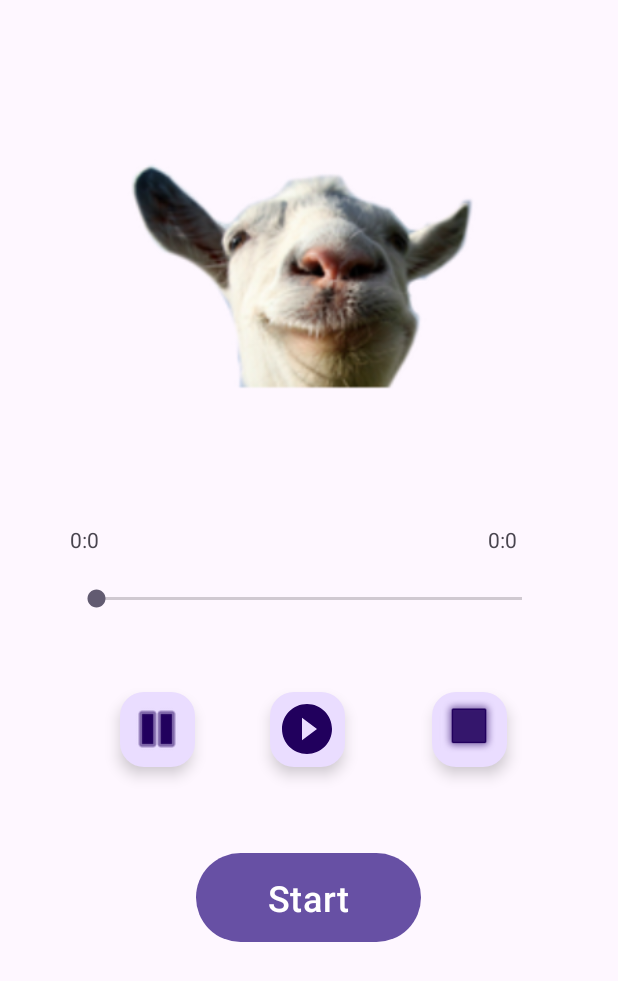
After one commit to dineshkumars29/BMI_Kotlin, an Android app: the MainActivity2 screen opened directly, with no data from a screen before it, on a phone screen of 412 x 824 dp. The commit adds this screen. Shown: the top 981 px of the screen. Run offline under Robolectric (Android 15) with nearby library versions, the phone set to English and light mode, and no system bars.

Commit message:
Entry level audio player is added

```diff
--- a/app/src/main/AndroidManifest.xml
+++ b/app/src/main/AndroidManifest.xml
@@ -1,6 +1,7 @@
 <?xml version="1.0" encoding="utf-8"?>
 <manifest xmlns:android="http://schemas.android.com/apk/res/android"
     xmlns:tools="http://schemas.android.com/tools">
+
     <application
         android:allowBackup="true"
         android:dataExtractionRules="@xml/data_extraction_rules"
@@ -11,6 +12,9 @@
         android:supportsRtl="true"
         android:theme="@style/Theme.Bmi"
         tools:targetApi="31">
+        <activity
+            android:name=".MainActivity2"
+            android:exported="false" />
         <activity
             android:name=".MainActivity"
             android:exported="true">
--- a/app/src/main/java/com/example/bmi/MainActivity.kt
+++ b/app/src/main/java/com/example/bmi/MainActivity.kt
@@ -1,6 +1,7 @@
 package com.example.bmi
 
 import android.content.Context
+import android.content.Intent
 import android.os.Bundle
 import android.util.Log
 import android.widget.Button
@@ -31,6 +32,8 @@ class MainActivity : AppCompatActivity() {
         val heightText = findViewById<EditText>(R.id.heighteditTextNumber)
         val buttonFunction = findViewById<Button>(R.id.buttonfunc)
 
+        val nextPage = findViewById<Button>(R.id.gomain2)
+
 
         Log.i("mytag", "outside func")
 //        val totalText = findViewById<TextView>(R.id.outputtextview) //not working this format
@@ -47,6 +50,11 @@ class MainActivity : AppCompatActivity() {
             } else{
                 makeText(this@MainActivity,"Please Enter Your details correctly", LENGTH_SHORT).show()
             }
+        }
+
+        nextPage.setOnClickListener {
+            var intent = Intent(this,MainActivity2::class.java)
+            startActivity(intent)
         }
     }
 
@@ -76,7 +84,7 @@ class MainActivity : AppCompatActivity() {
             bmi <18.50 -> {
                 result = "UnderWeight"
                 color = R.color.ContentTextOrangeColor
-                }
+            }
             bmi in 18.50..24.50 -> { result = "normal"
                 color = R.color.ContentTextGreenColor}
             bmi in 24.5..29.9 -> { result = "Overweight"
--- /dev/null
+++ b/app/src/main/java/com/example/bmi/MainActivity2.kt
@@ -0,0 +1,100 @@
+package com.example.bmi
+
+import android.media.MediaPlayer
+import android.os.Bundle
+import android.os.Handler
+import android.os.Looper
+import android.widget.Button
+import android.widget.SeekBar
+import android.widget.TextView
+import androidx.activity.enableEdgeToEdge
+import androidx.appcompat.app.AppCompatActivity
+import androidx.core.view.ViewCompat
+import androidx.core.view.WindowInsetsCompat
+import com.google.android.material.floatingactionbutton.FloatingActionButton
+
+class MainActivity2 : AppCompatActivity() {
+
+// later assign value
+//    private lateinit var mediaPlayer: MediaPlayer
+    private var mediaPlayer: MediaPlayer? = null
+    private lateinit var seekBar: SeekBar
+    private lateinit var runnable: Runnable
+    private lateinit var handler: Handler
+    override fun onCreate(savedInstanceState: Bundle?) {
+        super.onCreate(savedInstanceState)
+        enableEdgeToEdge()
+        setContentView(R.layout.activity_main2)
+
+        ViewCompat.setOnApplyWindowInsetsListener(findViewById(R.id.main)) { v, insets ->
+            val systemBars = insets.getInsets(WindowInsetsCompat.Type.systemBars())
+            v.setPadding(systemBars.left, systemBars.top, systemBars.right, systemBars.bottom)
+            insets
+        }
+//        mediaPlayer = MediaPlayer.create(this,R.raw.goat_baa)
+        val startSoundButton = findViewById<Button>(R.id.startSoundButton)
+        val floatingButtonPlay = findViewById<FloatingActionButton>(R.id.fab_play)
+        val floatingButtonPause = findViewById<FloatingActionButton>(R.id.fab_pause)
+        val floatingButtonStop = findViewById<FloatingActionButton>(R.id.fab_stop)
+
+        seekBar = findViewById<SeekBar>(R.id.seekBar)
+        handler = Handler(Looper.getMainLooper())
+
+        startSoundButton.setOnClickListener {
+            if(mediaPlayer == null){
+                mediaPlayer = MediaPlayer.create(this,R.raw.alex_goat)
+            }
+            mediaPlayer?.start()
+        }
+
+        floatingButtonPlay.setOnClickListener{
+            if(mediaPlayer == null){
+                mediaPlayer = MediaPlayer.create(this,R.raw.alex_goat)
+                seekBarInit()
+            }
+            mediaPlayer?.start()
+        }
+        floatingButtonPause.setOnClickListener{
+            mediaPlayer?.pause()
+        }
+        floatingButtonStop.setOnClickListener{
+            mediaPlayer?.stop()
+            mediaPlayer?.reset()
+            mediaPlayer?.release()
+            mediaPlayer = null
+            handler.removeCallbacks(runnable)
+            seekBar.progress = 0
+        }
+    }
+
+    private fun seekBarInit() {
+        seekBar.setOnSeekBarChangeListener(object : SeekBar.OnSeekBarChangeListener {
+            override fun onProgressChanged(seekBar: SeekBar?, progress: Int, fromUser: Boolean) {
+                if(fromUser) mediaPlayer?.seekTo(progress)
+
+            }
+
+            override fun onStartTrackingTouch(seekBar: SeekBar?) {
+
+            }
+
+            override fun onStopTrackingTouch(seekBar: SeekBar?) {
+
+            }
+
+        })
+        seekBar.max = mediaPlayer!!.duration
+        var tvPlayed = findViewById<TextView>(R.id.tvplayed)
+        var tvDue = findViewById<TextView>(R.id.tvdue)
+        runnable = Runnable {
+            seekBar.progress = mediaPlayer!!.currentPosition
+            val playedTime = mediaPlayer!!.currentPosition/1000
+            val durationTime = mediaPlayer!!.duration/1000
+            tvPlayed.text = "$playedTime Sec"
+            val due = durationTime - playedTime
+            tvDue.text = "$due Sec"
+            handler.postDelayed(runnable,1000)
+        }
+        handler.postDelayed(runnable,1000)
+    }
+}
--- /dev/null
+++ b/app/src/main/res/drawable/play.xml
@@ -0,0 +1,5 @@
+<vector xmlns:android="http://schemas.android.com/apk/res/android" android:height="24dp" android:tint="#000000" android:viewportHeight="24" android:viewportWidth="24" android:width="24dp">
+
+    <path android:fillColor="@android:color/white" android:pathData="M12,2C6.48,2 2,6.48 2,12s4.48,10 10,10 10,-4.48 10,-10S17.52,2 12,2zM10,16.5v-9l6,4.5 -6,4.5z"/>
+
+</vector>
--- a/app/src/main/res/layout/activity_main.xml
+++ b/app/src/main/res/layout/activity_main.xml
@@ -150,9 +150,10 @@
         android:textSize="22sp"
         app:layout_constraintBottom_toBottomOf="parent"
         app:layout_constraintEnd_toEndOf="parent"
+        app:layout_constraintHorizontal_bias="0.093"
         app:layout_constraintStart_toStartOf="parent"
         app:layout_constraintTop_toTopOf="parent"
-        app:layout_constraintVertical_bias="0.723" />
+        app:layout_constraintVertical_bias="0.726" />
 
     <androidx.cardview.widget.CardView
         android:id="@+id/outputcard"
@@ -200,4 +201,17 @@
                 android:textStyle="bold" />
         </LinearLayout>
     </androidx.cardview.widget.CardView>
+
+    <Button
+        android:id="@+id/gomain2"
+        android:layout_width="105dp"
+        android:layout_height="70dp"
+        android:text="Next"
+        android:textSize="20sp"
+        app:layout_constraintBottom_toBottomOf="parent"
+        app:layout_constraintEnd_toEndOf="parent"
+        app:layout_constraintHorizontal_bias="0.947"
+        app:layout_constraintStart_toStartOf="parent"
+        app:layout_constraintTop_toTopOf="parent"
+        app:layout_constraintVertical_bias="0.723" />
 </androidx.constraintlayout.widget.ConstraintLayout>
--- /dev/null
+++ b/app/src/main/res/layout/activity_main2.xml
@@ -0,0 +1,115 @@
+<?xml version="1.0" encoding="utf-8"?>
+<androidx.constraintlayout.widget.ConstraintLayout xmlns:android="http://schemas.android.com/apk/res/android"
+    xmlns:app="http://schemas.android.com/apk/res-auto"
+    xmlns:tools="http://schemas.android.com/tools"
+    android:id="@+id/main"
+    android:layout_width="match_parent"
+    android:layout_height="match_parent"
+    tools:context=".MainActivity2">
+
+    <ImageView
+        android:id="@+id/imageView"
+        android:layout_width="312dp"
+        android:layout_height="276dp"
+        app:layout_constraintBottom_toBottomOf="parent"
+        app:layout_constraintEnd_toEndOf="parent"
+        app:layout_constraintHorizontal_bias="0.494"
+        app:layout_constraintStart_toStartOf="parent"
+        app:layout_constraintTop_toTopOf="parent"
+        app:layout_constraintVertical_bias="0.061"
+        app:srcCompat="@drawable/goat" />
+
+    <com.google.android.material.floatingactionbutton.FloatingActionButton
+        android:id="@+id/fab_play"
+        android:layout_width="wrap_content"
+        android:layout_height="wrap_content"
+        android:clickable="true"
+        app:fabCustomSize="50dp"
+        app:layout_constraintBottom_toBottomOf="parent"
+        app:layout_constraintEnd_toEndOf="parent"
+        app:layout_constraintHorizontal_bias="0.498"
+        app:layout_constraintStart_toStartOf="parent"
+        app:layout_constraintTop_toTopOf="parent"
+        app:layout_constraintVertical_bias="0.596"
+        app:maxImageSize="40dp"
+        app:srcCompat="@drawable/play" />
+
+    <com.google.android.material.floatingactionbutton.FloatingActionButton
+        android:id="@+id/fab_stop"
+        android:layout_width="wrap_content"
+        android:layout_height="wrap_content"
+        android:clickable="true"
+        app:fabCustomSize="50dp"
+        app:layout_constraintBottom_toBottomOf="parent"
+        app:layout_constraintEnd_toEndOf="parent"
+        app:layout_constraintHorizontal_bias="0.795"
+        app:layout_constraintStart_toStartOf="parent"
+        app:layout_constraintTop_toTopOf="parent"
+        app:layout_constraintVertical_bias="0.596"
+        app:maxImageSize="40dp"
+        app:srcCompat="@android:drawable/alert_dark_frame" />
+
+    <Button
+        android:id="@+id/startSoundButton"
+        android:layout_width="150dp"
+        android:layout_height="67dp"
+        android:text="@string/start"
+        android:textColorLink="@color/buttonColor"
+        android:textSize="24sp"
+        app:layout_constraintBottom_toBottomOf="parent"
+        app:layout_constraintEnd_toEndOf="parent"
+        app:layout_constraintHorizontal_bias="0.498"
+        app:layout_constraintStart_toStartOf="parent"
+        app:layout_constraintTop_toTopOf="parent"
+        app:layout_constraintVertical_bias="0.746" />
+
+    <com.google.android.material.floatingactionbutton.FloatingActionButton
+        android:id="@+id/fab_pause"
+        android:layout_width="wrap_content"
+        android:layout_height="wrap_content"
+        android:clickable="true"
+        app:fabCustomSize="50dp"
+        app:layout_constraintBottom_toBottomOf="parent"
+        app:layout_constraintEnd_toEndOf="parent"
+        app:layout_constraintHorizontal_bias="0.221"
+        app:layout_constraintStart_toStartOf="parent"
+        app:layout_constraintTop_toTopOf="parent"
+        app:layout_constraintVertical_bias="0.596"
+        app:maxImageSize="40dp"
+        app:srcCompat="@android:drawable/ic_media_pause" />
+
+    <SeekBar
+        android:id="@+id/seekBar"
+        android:layout_width="316dp"
+        android:layout_height="47dp"
+        app:layout_constraintBottom_toBottomOf="parent"
+        app:layout_constraintEnd_toEndOf="parent"
+        app:layout_constraintStart_toStartOf="parent"
+        app:layout_constraintTop_toTopOf="parent"
+        app:layout_constraintVertical_bias="0.484" />
+
+    <TextView
+        android:id="@+id/tvplayed"
+        android:layout_width="34dp"
+        android:layout_height="19dp"
+        android:text="0:0"
+        app:layout_constraintBottom_toBottomOf="parent"
+        app:layout_constraintEnd_toEndOf="parent"
+        app:layout_constraintHorizontal_bias="0.124"
+        app:layout_constraintStart_toStartOf="parent"
+        app:layout_constraintTop_toTopOf="parent"
+        app:layout_constraintVertical_bias="0.435" />
+
+    <TextView
+        android:id="@+id/tvdue"
+        android:layout_width="36dp"
+        android:layout_height="19dp"
+        android:text="0:0"
+        app:layout_constraintBottom_toBottomOf="parent"
+        app:layout_constraintEnd_toEndOf="parent"
+        app:layout_constraintHorizontal_bias="0.866"
+        app:layout_constraintStart_toStartOf="parent"
+        app:layout_constraintTop_toTopOf="parent"
+        app:layout_constraintVertical_bias="0.435" />
+
+</androidx.constraintlayout.widget.ConstraintLayout>
--- a/app/src/main/res/values/colors.xml
+++ b/app/src/main/res/values/colors.xml
@@ -6,6 +6,7 @@
     <color name="darkGreen">#009900</color>
     <color name="textColor">#FBFFFB</color>
     <color name="hinttextColor">#BDCCBD</color>
+    <color name="buttonColor">#0FB7D1</color>
 
     <color name="ContentTextOrangeColor">#AC782B</color>
     <color name="ContentTextGreenColor">#17C317</color>
--- a/app/src/main/res/values/strings.xml
+++ b/app/src/main/res/values/strings.xml
@@ -9,4 +9,5 @@
     <string name="_172">172</string>
     <string name="_22_2">22.2</string>
     <string name="normal_bmi_is_18_5_24_9">( Normal BMI is 18.5 24.9 )</string>
+    <string name="start">Start</string>
 </resources>
```
Also changed, not shown: app/src/main/res/drawable/goat.png (added), 3 other files.
